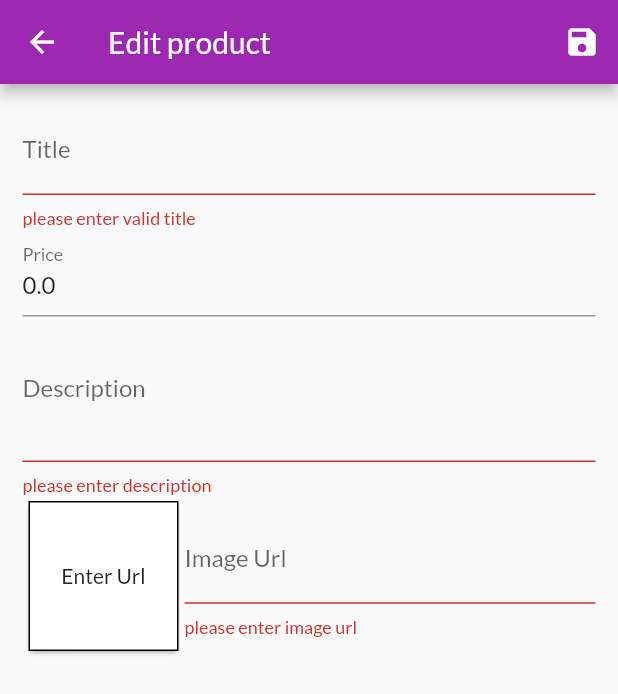
After one commit to talatsaleh/MyShop, a Flutter app: the EditProductScreen screen opened by its route, after a tap on the "save" icon, on a phone screen of 412 x 824 dp. The commit adds this screen. Shown: the top 694 px of the screen. Run offline on Flutter 3.47's test engine with Material 2 defaults, Android fonts, the phone set to English and light mode, and no system bars; network calls fail.

Commit message:
adding manage product screen now u can edit, delete and add products to app adding pop up massages when delete item from cart and undo when add item to cart

```diff
--- /dev/null
+++ b/lib/Screens/edit_product_screen.dart
@@ -0,0 +1,251 @@
+import 'package:flutter/material.dart';
+import 'package:provider/provider.dart';
+
+import '../providers/products.dart';
+
+class EditProductScreen extends StatefulWidget {
+  static const routeName = '/edit-product';
+
+  const EditProductScreen({Key? key}) : super(key: key);
+
+  @override
+  State<EditProductScreen> createState() => _EditProductScreenState();
+}
+
+class _EditProductScreenState extends State<EditProductScreen> {
+  final _descriptionFocusNode = FocusNode();
+  final _priceFocusNode = FocusNode();
+  final _titleFocusNode = FocusNode();
+  TextEditingController _imageController = TextEditingController();
+  final _imageFocusNode = FocusNode();
+  final _form = GlobalKey<FormState>();
+  var _editedProduct =
+      Product(id: '', title: '', description: '', imageUrl: '', price: 0);
+  var _isInit = true;
+
+  @override
+  void initState() {
+    _imageFocusNode.addListener(_updateImageUrl);
+    super.initState();
+  }
+
+  void _updateImageUrl() {
+    if (!_imageFocusNode.hasFocus) {
+      setState(() {});
+    }
+  }
+
+  @override
+  void dispose() {
+    _imageFocusNode.dispose();
+    _titleFocusNode.dispose();
+    _priceFocusNode.dispose();
+    _descriptionFocusNode.dispose();
+    _imageFocusNode.removeListener(_updateImageUrl);
+
+    super.dispose();
+  }
+
+  @override
+  void didChangeDependencies() {
+    if (_isInit) {
+      if (ModalRoute.of(context)?.settings.arguments != null) {
+        _editedProduct = ModalRoute.of(context)?.settings.arguments as Product;
+        print(_editedProduct.id);
+      }
+      _imageController = TextEditingController(text: _editedProduct.imageUrl);
+      _isInit = false;
+    }
+
+    super.didChangeDependencies();
+  }
+
+  void _saveForm() {
+    final isValid = _form.currentState!.validate();
+    if (!isValid) {
+      return;
+    }
+    _form.currentState?.save();
+    print(_editedProduct.id);
+    if (_editedProduct.id.isEmpty) {
+      Provider.of<Products>(context, listen: false).addProduct(_editedProduct);
+    } else {
+      Provider.of<Products>(context, listen: false)
+          .updateProduct(_editedProduct);
+    }
+    Navigator.of(context).pop();
+    ScaffoldMessenger.of(context).showSnackBar(
+      SnackBar(
+        content: Row(
+          children: [
+            _editedProduct.id.isEmpty
+                ? Text('product ${_editedProduct.title} has been added')
+                : Text('product ${_editedProduct.title} has been updated'),
+            const FittedBox(
+              child: CircleAvatar(
+                backgroundColor: Colors.green,
+                child: Icon(
+                  Icons.check,
+                  color: Colors.white,
+                ),
+              ),
+            )
+          ],
+        ),
+      ),
+    );
+  }
+
+  @override
+  Widget build(BuildContext context) {
+    return Scaffold(
+      appBar: AppBar(
+        actions: [
+          IconButton(onPressed: _saveForm, icon: const Icon(Icons.save))
+        ],
+        title: const Text('Edit product'),
+      ),
+      body: Padding(
+        padding: const EdgeInsets.all(15),
+        child: Form(
+          key: _form,
+          child: ListView(
+            children: [
+              TextFormField(
+                initialValue: _editedProduct.title,
+                focusNode: _titleFocusNode,
+                decoration: const InputDecoration(labelText: 'Title'),
+                textInputAction: TextInputAction.next,
+                onFieldSubmitted: (_) {
+                  FocusScope.of(context).requestFocus(_priceFocusNode);
+                },
+                validator: (value) {
+                  if (value == null || value.isEmpty) {
+                    return 'please enter valid title';
+                  }
+                  return null;
+                },
+                onSaved: (title) {
+                  _editedProduct = Product(
+                      id: _editedProduct.id,
+                      title: title ?? '',
+                      description: _editedProduct.description,
+                      imageUrl: _editedProduct.imageUrl,
+                      price: _editedProduct.price,
+                      isFavorite: _editedProduct.isFavorite);
+                },
+              ),
+              TextFormField(
+                initialValue: _editedProduct.price.toString(),
+                onFieldSubmitted: (_) {
+                  FocusScope.of(context).requestFocus(_descriptionFocusNode);
+                },
+                validator: (value) {
+                  if (value == null || value.isEmpty) {
+                    return 'please enter price';
+                  }
+                  if (double.tryParse(value) == null) {
+                    return 'please enter valid price';
+                  }
+                  return null;
+                },
+                decoration: const InputDecoration(labelText: 'Price'),
+                textInputAction: TextInputAction.next,
+                focusNode: _priceFocusNode,
+                onSaved: (price) {
+                  _editedProduct = Product(
+                      id: _editedProduct.id,
+                      title: _editedProduct.title,
+                      description: _editedProduct.description,
+                      imageUrl: _editedProduct.imageUrl,
+                      price: double.parse(price ?? '0'),
+                      isFavorite: _editedProduct.isFavorite);
+                },
+              ),
+              TextFormField(
+                initialValue: _editedProduct.description,
+                onFieldSubmitted: (_) {
+                  FocusScope.of(context).requestFocus(_imageFocusNode);
+                },
+                validator: (value) {
+                  if (value == null || value.isEmpty) {
+                    return 'please enter description';
+                  }
+                  if (value.length < 10) {
+                    return 'please enter description bigger than 10 characters';
+                  }
+                  return null;
+                },
+                decoration: const InputDecoration(labelText: 'Description'),
+                focusNode: _descriptionFocusNode,
+                textInputAction: TextInputAction.next,
+                maxLines: 3,
+                onSaved: (description) {
+                  _editedProduct = Product(
+                      id: _editedProduct.id,
+                      title: _editedProduct.title,
+                      description: description ?? '',
+                      imageUrl: _editedProduct.imageUrl,
+                      price: _editedProduct.price,
+                      isFavorite: _editedProduct.isFavorite);
+                },
+              ),
+              Row(
+                mainAxisAlignment: MainAxisAlignment.end,
+                children: [
+                  Card(
+                    child: Container(
+                      height: 100,
+                      width: 100,
+                      decoration: BoxDecoration(
+                        border: Border.all(width: 1),
+                      ),
+                      child: _imageController.text.isEmpty
+                          ? const Center(
+                              child: Text('Enter Url'),
+                            )
+                          : Image.network(_imageController.text),
+                    ),
+                  ),
+                  Expanded(
+                    child: TextFormField(
+                      decoration: const InputDecoration(
+                        labelText: 'Image Url',
+                      ),
+                      keyboardType: TextInputType.url,
+                      textInputAction: TextInputAction.done,
+                      controller: _imageController,
+                      focusNode: _imageFocusNode,
+                      onSaved: (imageUrl) {
+                        _editedProduct = Product(
+                            id: _editedProduct.id,
+                            title: _editedProduct.title,
+                            description: _editedProduct.description,
+                            imageUrl: imageUrl ?? '',
+                            price: _editedProduct.price,
+                            isFavorite: _editedProduct.isFavorite);
+                      },
+                      validator: (value) {
+                        if (value == null || value.isEmpty) {
+                          return 'please enter image url';
+                        }
+                        if ((!value.startsWith('https') ||
+                                !value.startsWith('http')) &&
+                            (!value.endsWith('.jpg') ||
+                                !value.endsWith('.png') ||
+                                !value.endsWith('.jpeg'))) {
+                          return 'please enter valid url.';
+                        }
+                        return null;
+                      },
+                    ),
+                  ),
+                ],
+              )
+            ],
+          ),
+        ),
+      ),
+    );
+  }
+}
--- a/lib/Screens/orders_screen.dart
+++ b/lib/Screens/orders_screen.dart
@@ -1,6 +1,6 @@
 import 'package:flutter/material.dart';
 import 'package:provider/provider.dart';
-import 'package:shop_app/widgets/appdrawer.dart';
+import 'package:shop_app/widgets/appDrawer.dart';
 
 import '../providers/orders.dart' show Orders;
 
--- a/lib/Screens/products_overview_screen.dart
+++ b/lib/Screens/products_overview_screen.dart
@@ -2,7 +2,7 @@ import 'package:flutter/material.dart';
 import 'package:provider/provider.dart';
 import 'package:shop_app/Screens/cart_screen.dart';
 import 'package:shop_app/providers/cart.dart';
-import 'package:shop_app/widgets/appdrawer.dart';
+import 'package:shop_app/widgets/appDrawer.dart';
 import 'package:shop_app/widgets/badge.dart';
 import '../widgets/products_grid.dart';
 
--- a/lib/main.dart
+++ b/lib/main.dart
@@ -1,6 +1,8 @@
 import 'package:flutter/material.dart';
 import 'package:provider/provider.dart';
+import 'package:shop_app/Screens/edit_product_screen.dart';
 import 'package:shop_app/Screens/orders_screen.dart';
+import 'package:shop_app/Screens/user_products_screen.dart';
 
 import './Screens/cart_screen.dart';
 import './providers/cart.dart';
@@ -37,6 +39,8 @@ class MyApp extends StatelessWidget {
           ProductDetailScreen.routeName: (ctx) => ProductDetailScreen(),
           CartScreen.routeName: (ctx) => CartScreen(),
           OrdersScreen.routeName: (ctx) => OrdersScreen(),
+          UserProductScreen.routeName: (ctx) => UserProductScreen(),
+          EditProductScreen.routeName: (ctx) => EditProductScreen(),
         },
       ),
     );
--- a/lib/providers/products.dart
+++ b/lib/providers/products.dart
@@ -70,8 +70,22 @@ class Products with ChangeNotifier {
     return _items.firstWhere((prod) => prod.id == id);
   }
 
-  void addProduct() {
-    // _items.add(value);
+  void addProduct(Product addedProduct) {
+    final product = Product(
+        id: DateTime.now().toString(),
+        title: addedProduct.title,
+        description: addedProduct.description,
+        imageUrl: addedProduct.imageUrl,
+        price: addedProduct.price);
+    _items.insert(0, product);
+    notifyListeners();
+  }
+  void updateProduct(Product newProduct){
+    _items[_items.indexWhere((product) => product.id == newProduct.id)] = newProduct;
+    notifyListeners();
+  }
+  void deleteProduct(String id){
+    _items.removeWhere((product) => product.id == id);
     notifyListeners();
   }
 }
--- a/lib/widgets/appdrawer.dart
+++ b/lib/widgets/appDrawer.dart
@@ -1,6 +1,7 @@
-import 'package:flutter/cupertino.dart';
 import 'package:flutter/material.dart';
-import 'package:shop_app/Screens/orders_screen.dart';
+
+import '../Screens/orders_screen.dart';
+import '../Screens/user_products_screen.dart';
 
 class AppDrawer extends StatelessWidget {
   Widget listTileBuilder(
@@ -27,7 +28,7 @@ class AppDrawer extends StatelessWidget {
     return Drawer(
       child: Column(children: [
         AppBar(
-          title: Text('Hello Fake User'),
+          title: const Text('Hello Fake User'),
           automaticallyImplyLeading: false,
         ),
         listTileBuilder(
@@ -37,7 +38,7 @@ class AppDrawer extends StatelessWidget {
               Navigator.of(context).pushReplacementNamed('/');
             },
             context: context),
-        Divider(),
+        const Divider(),
         listTileBuilder(
             title: 'My Orders',
             icons: Icons.payment,
@@ -45,6 +46,15 @@ class AppDrawer extends StatelessWidget {
               Navigator.of(context)
                   .pushReplacementNamed(OrdersScreen.routeName);
             },
+            context: context),
+        const Divider(),
+        listTileBuilder(
+            title: 'Manage Products',
+            icons: Icons.edit,
+            onPressed: () {
+              Navigator.of(context)
+                  .pushReplacementNamed(UserProductScreen.routeName);
+            },
             context: context)
       ]),
     );
--- /dev/null
+++ b/lib/widgets/user_product_item.dart
@@ -0,0 +1,42 @@
+import 'package:flutter/material.dart';
+import 'package:provider/provider.dart';
+import 'package:shop_app/Screens/edit_product_screen.dart';
+
+import '../providers/products.dart';
+
+class UserProductItem extends StatelessWidget {
+  final Product product;
+
+  const UserProductItem({Key? key, required this.product}) : super(key: key);
+
+  @override
+  Widget build(BuildContext context) {
+    return ListTile(
+      title: Text(product.title),
+      leading: CircleAvatar(backgroundImage: NetworkImage(product.imageUrl)),
+      trailing: Container(
+        width: 100,
+        child: Row(
+          children: [
+            IconButton(
+                onPressed: () {
+                  Navigator.of(context).pushNamed(EditProductScreen.routeName,arguments: product);
+                },
+                icon: Icon(
+                  Icons.edit,
+                  color: Theme.of(context).primaryColor,
+                )),
+            IconButton(
+                onPressed: () {
+                  Provider.of<Products>(context,listen: false).deleteProduct(product.id);
+                },
+                icon: Icon(
+                  Icons.delete,
+                  color: Theme.of(context).errorColor,
+                ))
+          ],
+        ),
+      ),
+    );
+  }
+}
```
Also changed, not shown: lib/Screens/user_products_screen.dart (added, +41 -0 lines), lib/providers/cart.dart (+43 -16 lines), lib/widgets/cart_item.dart (+21 -3 lines), lib/widgets/product_item.dart (+23 -10 lines).
